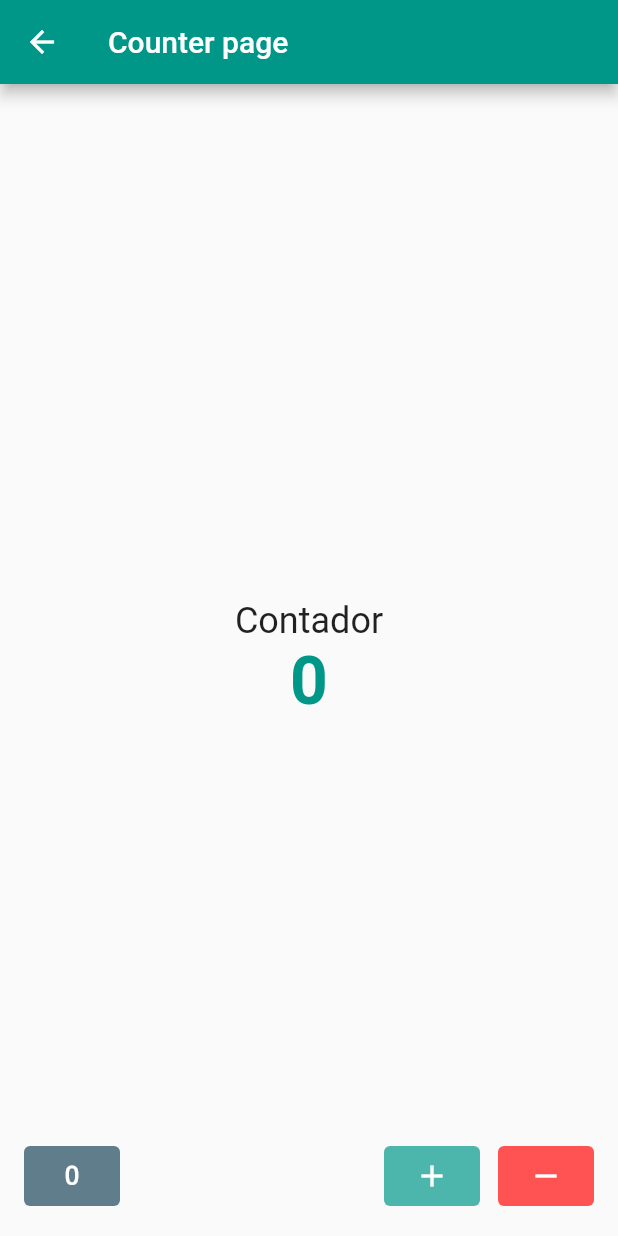
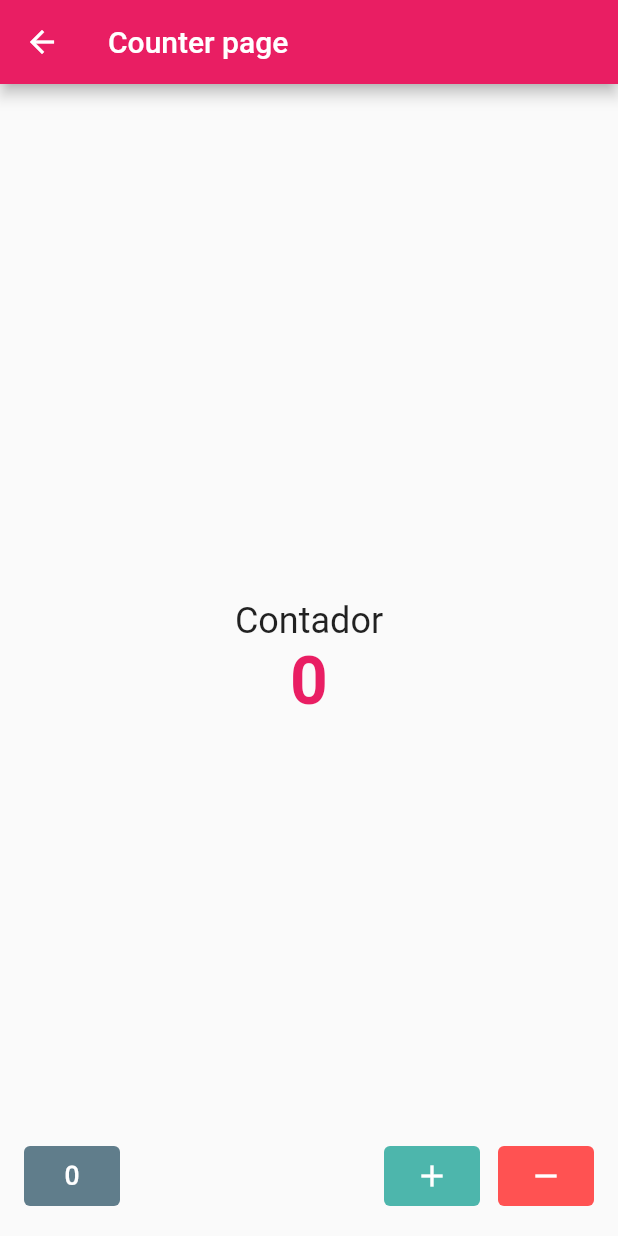
Before and after one commit to iamdiegoskr/counter-page-flutter, a Flutter app: the screen it shows after launch, after a tap on "Comenzar", on a phone screen of 412 x 824 dp. Run offline on Flutter 3.47's test engine with Material 2 defaults, Android fonts, the light colour scheme and no system bars.

Commit message:
Change the theme color and add update.md

```diff
--- a/lib/main.dart
+++ b/lib/main.dart
@@ -13,9 +13,10 @@ class MyApp extends StatelessWidget {
   @override
   Widget build(BuildContext context) {
     return MaterialApp(
+      debugShowCheckedModeBanner: false,
       title: 'Flutter Demo',
       theme: ThemeData(
-        primarySwatch: Colors.teal,
+        primarySwatch: Colors.pink,
       ),
       initialRoute: '/',
       routes: {
--- a/lib/src/pages/counter_page.dart
+++ b/lib/src/pages/counter_page.dart
@@ -30,7 +30,7 @@ class _CounterPageState extends State<CounterPage> {
               Text('$valueCounter',
               style: const TextStyle(
                 fontSize: 44,
-                color: Colors.teal,
+                color: Colors.pink,
                 fontWeight: FontWeight.bold
               ),)
             ],
--- a/lib/src/pages/home_page.dart
+++ b/lib/src/pages/home_page.dart
@@ -14,7 +14,7 @@ class HomePage extends StatelessWidget {
       body: Center(
         child: TextButton(
           style: TextButton.styleFrom(
-            backgroundColor: Colors.teal,
+            backgroundColor: Colors.redAccent,
             primary: Colors.white
           ),
           child: const Text('Comenzar'),
```
Also changed, not shown: 1 other file.
